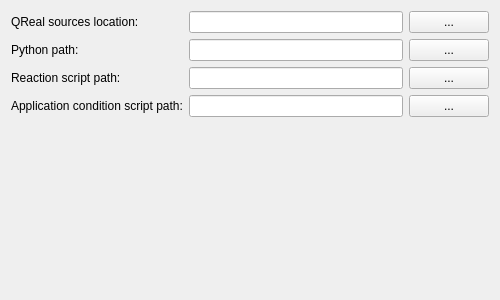
The window that plugins/visualInterpreter/visualInterpreterPreferencePage.ui (qreal/qreal) describes before a commit, drawn with Qt 5.
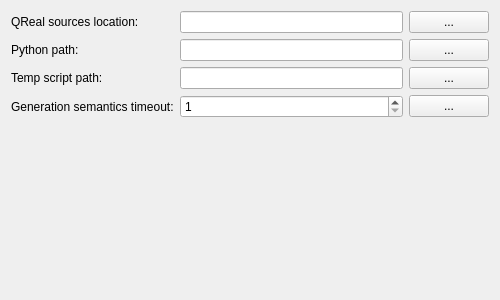
The same window after the commit.

Commit message: fixed cpp code file creation in robot generator semantics, added rule priorities for efficiency; semantics loading memory leak problem fixed; interpretation and generation timeout added; synchronization with python process improved; initialization, application condition and reaction script generationrefactored; processing of fail interpretation added

Diff of the .ui file:
```diff
--- a/plugins/visualInterpreter/visualInterpreterPreferencePage.ui
+++ b/plugins/visualInterpreter/visualInterpreterPreferencePage.ui
@@ -53,7 +53,7 @@
      <item row="2" column="0">
       <widget class="QLabel" name="reactionPathLabel">
        <property name="text">
-        <string>Reaction script path:</string>
+        <string>Temp script path:</string>
        </property>
       </widget>
      </item>
@@ -70,13 +70,10 @@
      <item row="3" column="0">
       <widget class="QLabel" name="appCondLabel">
        <property name="text">
-        <string>Application condition script path:</string>
+        <string>Generation semantics timeout:</string>
        </property>
       </widget>
      </item>
-     <item row="3" column="1">
-      <widget class="QLineEdit" name="appCondLineEdit"/>
-     </item>
      <item row="3" column="2">
       <widget class="QPushButton" name="appCondPushButton">
        <property name="text">
@@ -84,6 +81,16 @@
        </property>
       </widget>
      </item>
+     <item row="3" column="1">
+      <widget class="QSpinBox" name="genTimeoutSpinBox">
+       <property name="minimum">
+        <number>1</number>
+       </property>
+       <property name="maximum">
+        <number>10000</number>
+       </property>
+      </widget>
+     </item>
     </layout>
    </item>
    <item>
```
Left out of the diff: 10 changed lines with no effect on the pictures. The commit also changes 12 other files.
